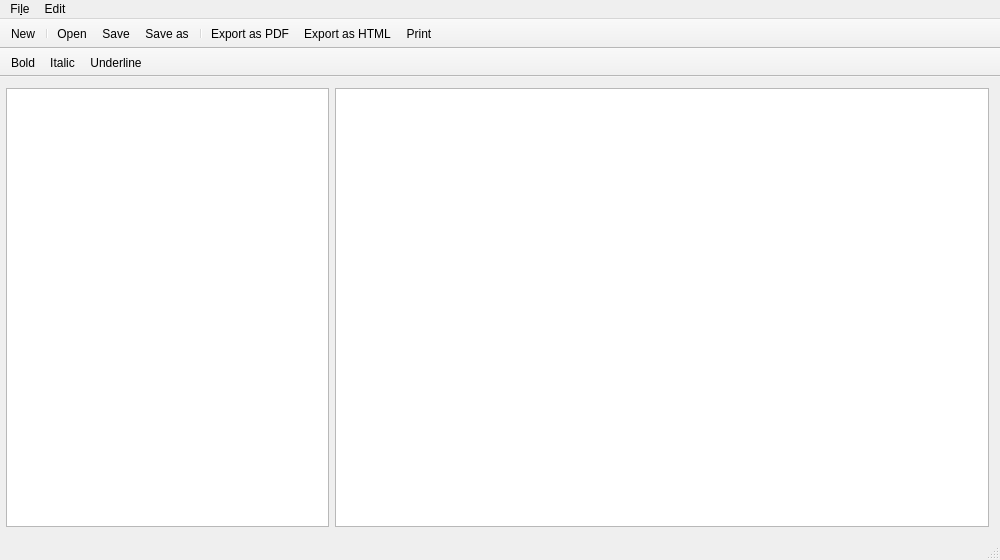
Old version of the form mainwindow.ui in the repository Aztorius/magicfountain.
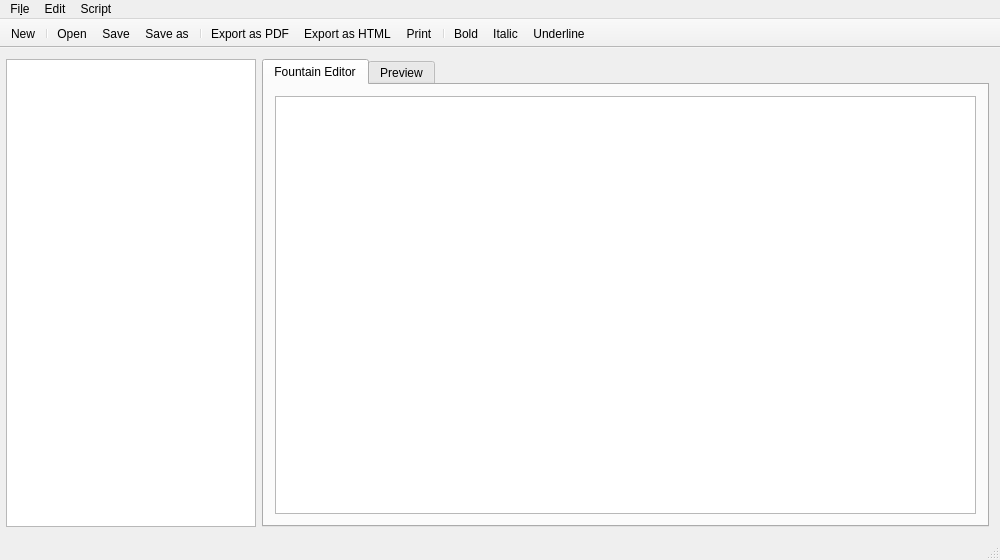
New version of the form. Icons and pictures are not drawn.

Commit message: Improve UI and add some future classes

Diff of the .ui file:
```diff
--- a/mainwindow.ui
+++ b/mainwindow.ui
@@ -22,8 +22,45 @@
     <property name="leftMargin">
      <number>6</number>
     </property>
+    <item row="0" column="0">
+     <widget class="QTreeView" name="treeView_scenes">
+      <property name="maximumSize">
+       <size>
+        <width>250</width>
+        <height>16777215</height>
+       </size>
+      </property>
+     </widget>
+    </item>
     <item row="0" column="1">
-     <widget class="QTextBrowser" name="textBrowser">
+     <widget class="QTabWidget" name="tabWidget_menus">
+      <property name="currentIndex">
+       <number>0</number>
+      </property>
+      <widget class="QWidget" name="tab_fountaineditor">
+       <attribute name="title">
+        <string>Fountain Editor</string>
+       </attribute>
+       <layout class="QGridLayout" name="gridLayout_2">
+        <item row="0" column="0">
+         <widget class="QPlainTextEdit" name="plainTextEdit_fountaineditor">
+          <property name="font">
+           <font>
+            <family>Courier</family>
+            <pointsize>12</pointsize>
+           </font>
+          </property>
+         </widget>
+        </item>
+       </layout>
+      </widget>
+      <widget class="QWidget" name="tab_preview">
+       <attribute name="title">
+        <string>Preview</string>
+       </attribute>
+       <layout class="QGridLayout" name="gridLayout_3">
+        <item row="0" column="0">
+         <widget class="QTextBrowser" name="textBrowser_preview">
       <property name="minimumSize">
        <size>
         <width>654</width>
@@ -61,14 +98,8 @@
       </property>
      </widget>
     </item>
-    <item row="0" column="0">
-     <widget class="QPlainTextEdit" name="plainTextEdit">
-      <property name="font">
-       <font>
-        <family>Courier</family>
-        <pointsize>12</pointsize>
-       </font>
-      </property>
+       </layout>
+      </widget>
      </widget>
     </item>
    </layout>
@@ -79,7 +110,7 @@
      <x>0</x>
      <y>0</y>
      <width>1000</width>
-     <height>27</height>
+     <height>20</height>
     </rect>
    </property>
    <widget class="QMenu" name="menuFile">
@@ -104,8 +135,15 @@
     <addaction name="actionItalic"/>
     <addaction name="actionUnderline"/>
    </widget>
+   <widget class="QMenu" name="menuScript">
+    <property name="title">
+     <string>Script</string>
+    </property>
+    <addaction name="actionNew_scene"/>
+   </widget>
    <addaction name="menuFile"/>
    <addaction name="menuEdit"/>
+   <addaction name="menuScript"/>
   </widget>
   <widget class="QStatusBar" name="statusBar"/>
   <widget class="QToolBar" name="toolBar">
@@ -139,20 +177,7 @@
    <addaction name="actionExport_as_PDF"/>
    <addaction name="actionExport_as_HTML"/>
    <addaction name="actionPrint"/>
-  </widget>
-  <widget class="QToolBar" name="toolBar_2">
-   <property name="windowTitle">
-    <string>toolBar_2</string>
-   </property>
-   <property name="movable">
-    <bool>false</bool>
-   </property>
-   <attribute name="toolBarArea">
-    <enum>TopToolBarArea</enum>
-   </attribute>
-   <attribute name="toolBarBreak">
-    <bool>true</bool>
-   </attribute>
+   <addaction name="separator"/>
    <addaction name="actionBold"/>
    <addaction name="actionItalic"/>
    <addaction name="actionUnderline"/>
```
Left out of the diff: 8 changed lines with no effect on the pictures. Lines whose indentation alone changed are shown as unchanged. The commit also changes 7 other files.
